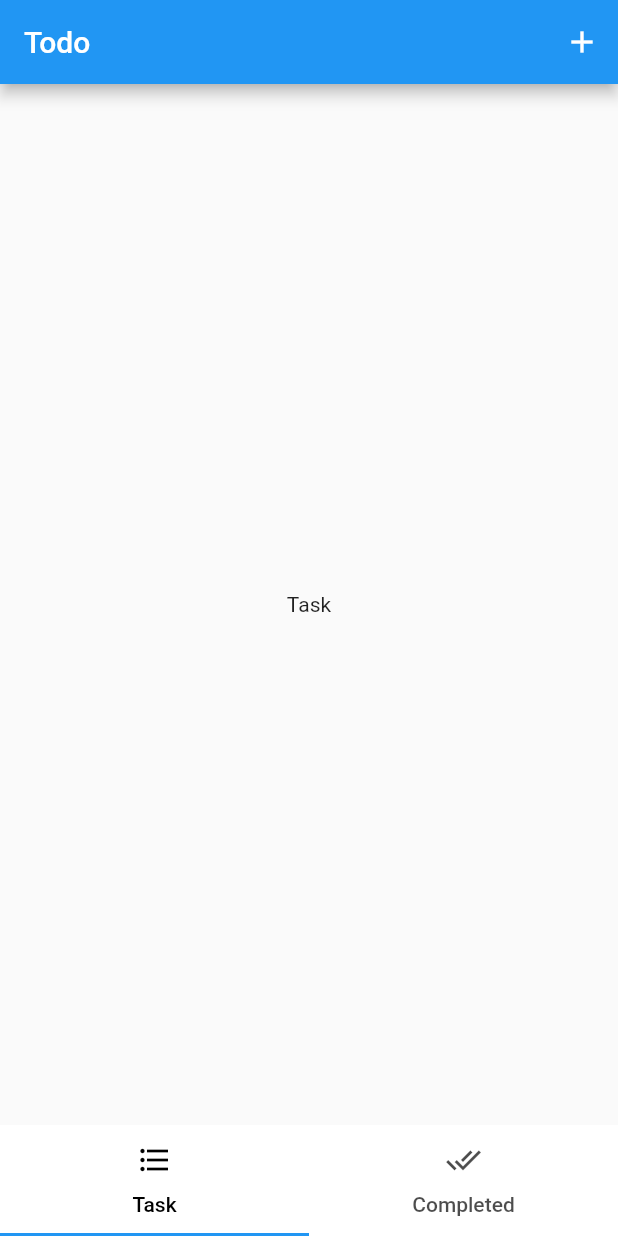
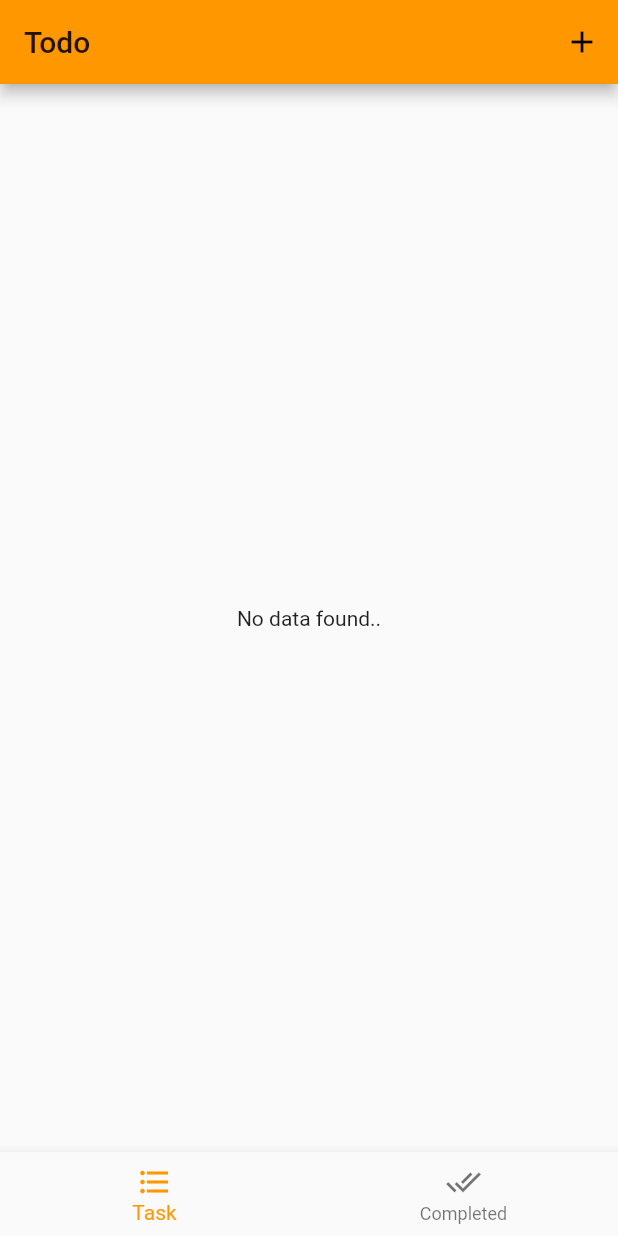
Before and after one commit to Punmanat/flutter_assignment_02, a Flutter app: the screen it shows after launch, on a phone screen of 412 x 824 dp. Run offline on Flutter 3.47's test engine with Material 2 defaults, Android fonts, the phone set to English and light mode, and no system bars.

Commit message:
🚦 40 %

```diff
--- a/lib/main.dart
+++ b/lib/main.dart
@@ -12,7 +12,7 @@ class MyApp extends StatelessWidget {
       title: 'Flutter Demo',
       debugShowCheckedModeBanner: false,
       theme: ThemeData(
-        primarySwatch: Colors.blue,
+        primarySwatch: Colors.orange,
       ),
       initialRoute: "/",
       routes: {'/': (context) => Todo(), "/new": (context) => NewSubject()},
--- /dev/null
+++ b/lib/ui/Complete.dart
@@ -0,0 +1,26 @@
+import 'package:flutter/material.dart';
+
+class Complete extends StatefulWidget {
+  @override
+  State<StatefulWidget> createState() {
+    return CompleteState();
+  }
+}
+
+class CompleteState extends State<Complete> {
+  @override
+  Widget build(BuildContext context) {
+    return Scaffold(
+      appBar: AppBar(
+        title: Text("Todo"),
+        actions: <Widget>[
+          IconButton(
+            icon: Icon(Icons.delete),
+            onPressed: () {},
+          )
+        ],
+      ),
+      body: Center(child: Text("No data found..")),
+    );
+  }
+}
--- /dev/null
+++ b/lib/ui/Task.dart
@@ -0,0 +1,28 @@
+import 'package:flutter/material.dart';
+
+class Task extends StatefulWidget {
+  @override
+  State<StatefulWidget> createState() {
+    return TaskState();
+  }
+}
+
+class TaskState extends State<Task> {
+  @override
+  Widget build(BuildContext context) {
+    return Scaffold(
+      appBar: AppBar(
+        title: Text("Todo"),
+        actions: <Widget>[
+          IconButton(
+            icon: Icon(Icons.add),
+            onPressed: () {
+              Navigator.pushNamed(context, "/new");
+            },
+          )
+        ],
+      ),
+      body: Center(child: Text("No data found..")),
+    );
+  }
+}
--- a/lib/ui/TaskScreen.dart
+++ b/lib/ui/TaskScreen.dart
@@ -1,4 +1,6 @@
 import 'package:flutter/material.dart';
+import './Complete.dart';
+import './Task.dart';
 
 class Todo extends StatefulWidget {
   @override
@@ -8,49 +10,70 @@ class Todo extends StatefulWidget {
 }
 
 class TodoState extends State<Todo> {
+  int _selectedPage = 0;
+  final _pageOptions = [Task(), Complete()];
   @override
   Widget build(BuildContext context) {
-    return DefaultTabController(
-      length: 2,
-      child: Scaffold(
-        appBar: AppBar(
-          title: Text("Todo"),
-          actions: <Widget>[
-            IconButton(
-              icon: Icon(Icons.add),
-              onPressed: () {
-                Navigator.pushNamed(context, "/new");
-              },
-            )
-          ],
-        ),
-        bottomNavigationBar: Container(
-          color: Colors.white,
-          child: TabBar(
-            labelColor: Colors.black,
-            tabs: <Widget>[
-              Tab(
-                icon: Icon(Icons.format_list_bulleted),
-                text: "Task",
-              ),
-              Tab(
-                icon: Icon(Icons.done_all),
-                text: "Completed",
-              )
-            ],
-          ),
-        ),
-        body: TabBarView(
-          children: <Widget>[
-            Center(
-              child: Text("Task"),
-            ),
-            Center(
-              child: Text("Complete"),
-            ),
-          ],
-        ),
+    return Scaffold(
+      body: _pageOptions[_selectedPage],
+      bottomNavigationBar: BottomNavigationBar(
+        currentIndex: _selectedPage,
+        onTap: (int index) {
+          setState(() {
+            _selectedPage = index;
+          });
+        },
+        items: [
+          BottomNavigationBarItem(
+              icon: Icon(Icons.format_list_bulleted), title: Text("Task")),
+          BottomNavigationBarItem(
+              icon: Icon(Icons.done_all), title: Text("Completed"))
+        ],
       ),
     );
   }
 }
+
+// DefaultTabController(
+//       length: 2,
+//       child: Scaffold(
+//         appBar: AppBar(
+//           title: Text("Todo"),
+//           actions: <Widget>[
+//             IconButton(
+//               icon: Icon(Icons.add),
+//               onPressed: () {
+//                 Navigator.pushNamed(context, "/new");
+//               },
+//             )
+//           ],
+//         ),
+//         bottomNavigationBar: Container(
+//           color: Colors.white,
+//           child: TabBar(
+//             labelColor: Colors.black,
+//             tabs: <Widget>[
+//               Tab(
+//                 icon: Icon(Icons.format_list_bulleted),
+//                 text: "Task",
+//               ),
+//               Tab(
+//                 icon: Icon(Icons.done_all),
+//                 text: "Completed",
+//               )
+//             ],
+//           ),
+//         ),
+//         body: TabBarView(
+//           children: <Widget>[
+//             Center(
+//               child: Text("Task"),
+//             ),
+//             Center(
+//               child: Text("Complete"),
+//             ),
+//           ],
+//         ),
+//       ),
+//     );
+//   }
```
